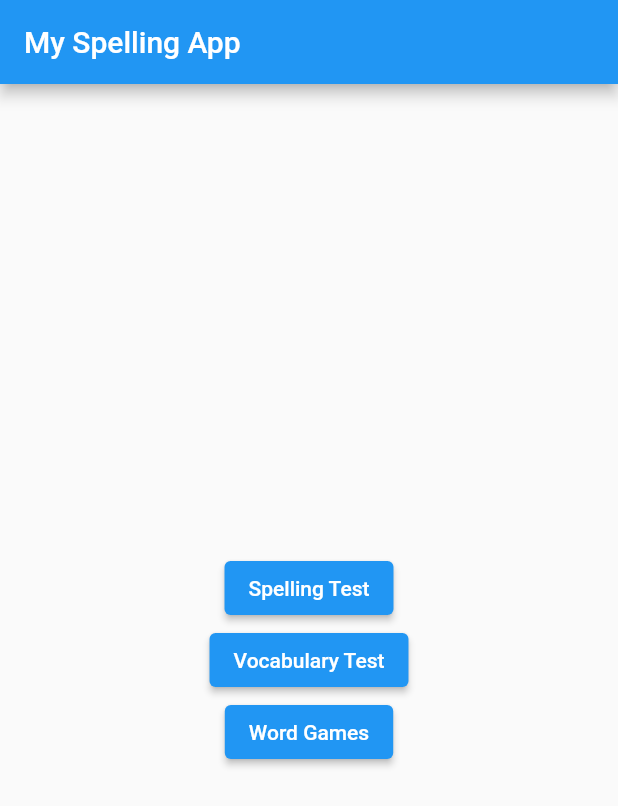
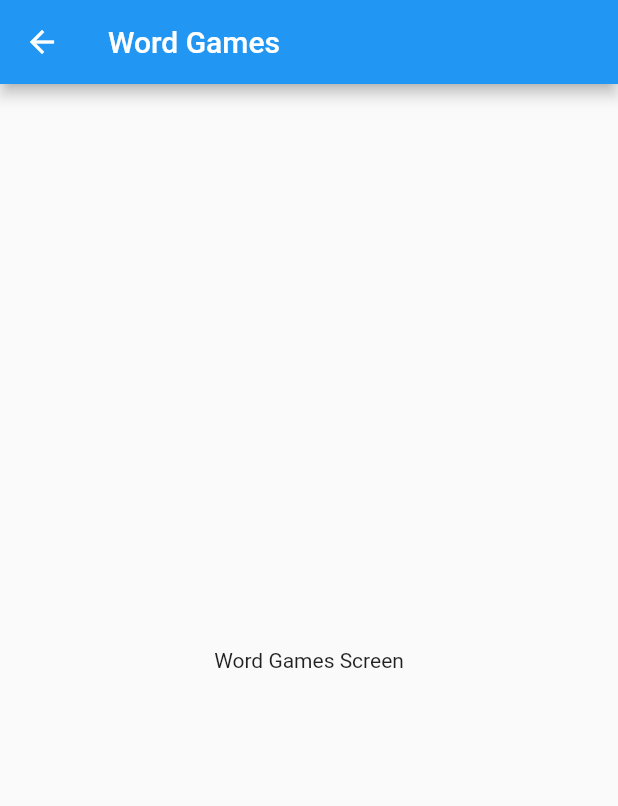
Before and after one commit to almckain/spell_vocab_app, a Flutter app: the screen it shows after launch, after a tap on "Word Games", on a phone screen of 412 x 824 dp. Shown: the top 806 px of the screen. Run offline on Flutter 3.47's test engine with Material 2 defaults, Android fonts, the light colour scheme and no system bars.

Commit message:
Buttons now correspond with proper pages

```diff
--- a/spell_vocab_app/lib/main.dart
+++ b/spell_vocab_app/lib/main.dart
@@ -1,13 +1,15 @@
 import 'package:flutter/material.dart';
 
 void main() {
-  runApp(MyApp());
+  runApp(const MyApp());
 }
 
 class MyApp extends StatelessWidget {
+  const MyApp({super.key});
+
   @override
   Widget build(BuildContext context) {
-    return MaterialApp(
+    return const MaterialApp(
       title: 'My Spelling App',
       home: HomeScreen(),
     );
@@ -15,6 +17,8 @@ class MyApp extends StatelessWidget {
 }
 
 class HomeScreen extends StatefulWidget {
+  const HomeScreen({super.key});
+
   @override
   _HomeScreenState createState() => _HomeScreenState();
 }
@@ -24,23 +28,40 @@ class _HomeScreenState extends State<HomeScreen> {
   Widget build(BuildContext context) {
     return Scaffold(
       appBar: AppBar(
-        title: Text('My Spelling App'),
+        title: const Text('My Spelling App'),
       ),
       body: Center(
         child: Column(
           mainAxisAlignment: MainAxisAlignment.center,
           children: <Widget>[
             ElevatedButton(
-              child: Text('Spelling Test'),
-              onPressed: () {},
+              child: const Text('Spelling Test'),
+              onPressed: () {
+                Navigator.push(
+                  context,
+                  MaterialPageRoute(
+                      builder: (context) => const SpellingTestScreen()),
+                );
+              },
             ),
             ElevatedButton(
-              child: Text('Vocabulary Test'),
-              onPressed: () {},
+              child: const Text('Vocabulary Test'),
+              onPressed: () {
+                Navigator.push(
+                    context,
+                    MaterialPageRoute(
+                        builder: (context) => const VocabularyTestScreen()));
+              },
             ),
             ElevatedButton(
-              child: Text('Word Games'),
-              onPressed: () {},
+              child: const Text('Word Games'),
+              onPressed: () {
+                Navigator.push(
+                  context,
+                  MaterialPageRoute(
+                      builder: (context) => const WordGamesScreen()),
+                );
+              }, //On Pressed
             ),
           ],
         ),
@@ -50,12 +71,46 @@ class _HomeScreenState extends State<HomeScreen> {
 }
 
 class SpellingTestScreen extends StatelessWidget {
+  const SpellingTestScreen({super.key});
+
   @override
   Widget build(BuildContext context) {
     return Scaffold(
-      appBar: AppBar(
-        title: Text('Spelling Test'),
-      ),
-    );
+        appBar: AppBar(
+          title: const Text('Spelling Test'),
+        ),
+        body: const Center(
+          child: Text('Spelling Test Screen'),
+        ));
   }
 }
+
+class VocabularyTestScreen extends StatelessWidget {
+  const VocabularyTestScreen({super.key});
+
+  @override
+  Widget build(BuildContext context) {
+    return Scaffold(
+        appBar: AppBar(
+          title: const Text('Vocabulary Test'),
+        ),
+        body: const Center(
+          child: Text('Vocabulary Test Screen'),
+        ));
+  }
+}
+
+class WordGamesScreen extends StatelessWidget {
+  const WordGamesScreen({super.key});
+
+  @override
+  Widget build(BuildContext context) {
+    return Scaffold(
+        appBar: AppBar(
+          title: const Text('Word Games'),
+        ),
+        body: const Center(
+          child: Text('Word Games Screen'),
+        ));
+  }
+}
```
